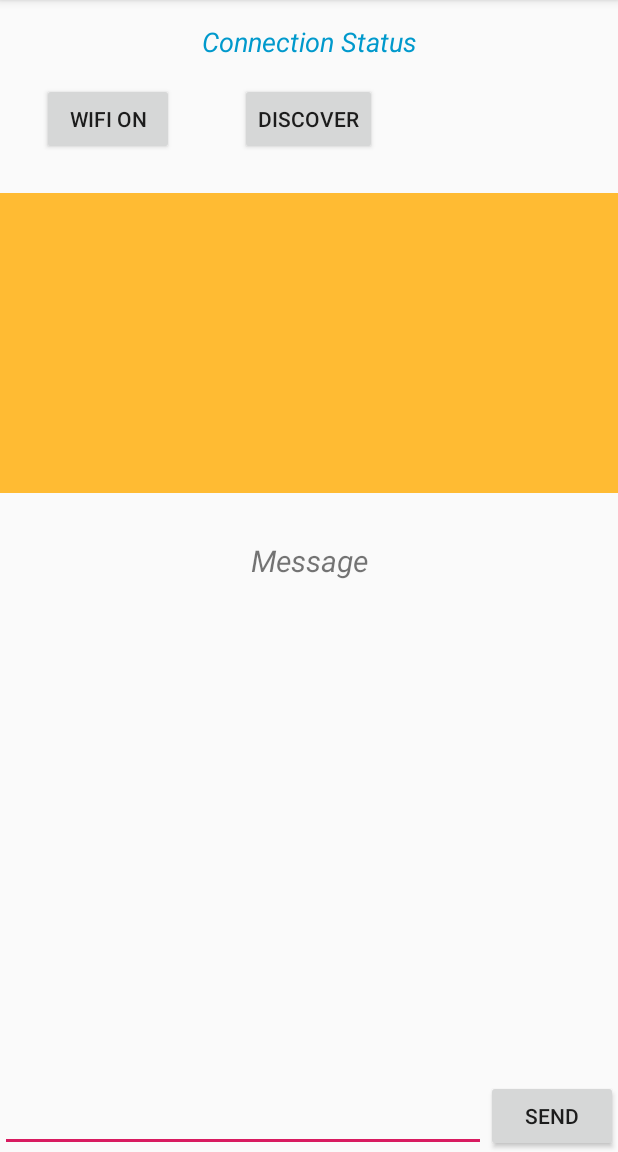
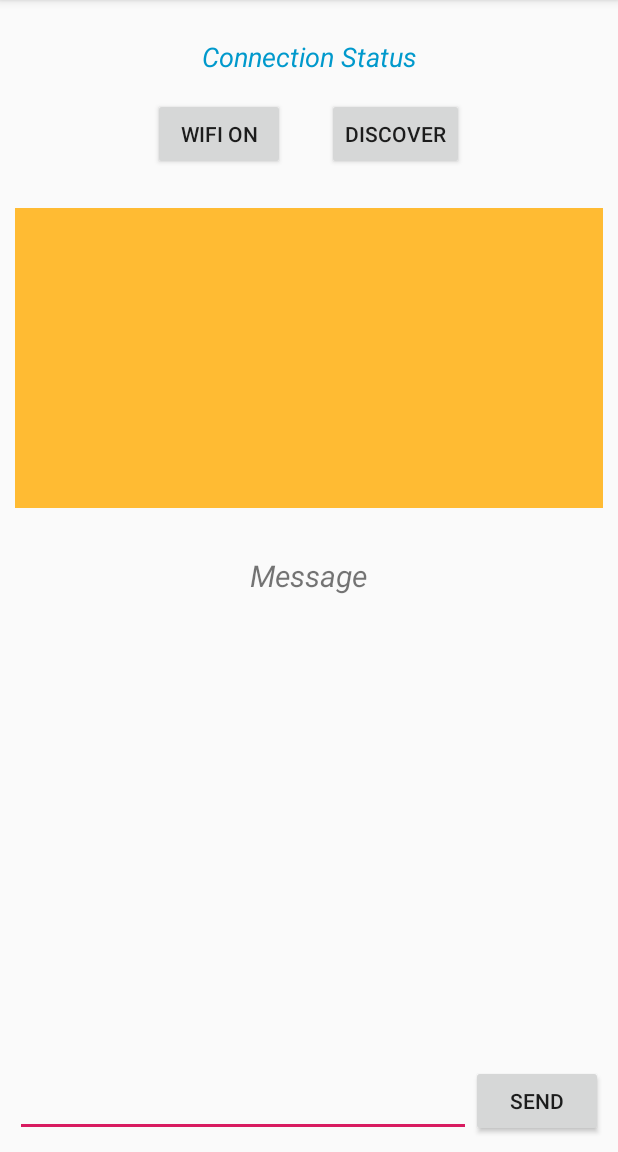
Before and after one commit to skb2911/Direct-Chat, an Android app: the screen it shows after launch (MainActivity), on a phone screen of 412 x 824 dp, the part 84-1236 px from its top. Run offline under Robolectric (Android 15) with nearby library versions, the phone set to English and light mode, and no system bars.

```diff
--- a/app/build.gradle
+++ b/app/build.gradle
@@ -25,4 +25,9 @@ dependencies {
     testImplementation 'junit:junit:4.12'
     androidTestImplementation 'com.android.support.test:runner:1.0.2'
     androidTestImplementation 'com.android.support.test.espresso:espresso-core:3.0.2'
+
+    implementation 'com.android.support:design:28.0.0'
+    implementation 'com.android.support:support-v4:28.0.0'
+    implementation 'com.android.support:cardview-v7:28.0.0'
+    implementation 'com.android.support:recyclerview-v7:28.0.0'
 }
--- a/app/src/main/AndroidManifest.xml
+++ b/app/src/main/AndroidManifest.xml
@@ -7,6 +7,7 @@
     <uses-permission android:name="android.permission.CHANGE_NETWORK_STATE"/>
     <uses-permission android:name="android.permission.INTERNET"/>
     <uses-permission android:name="android.permission.ACCESS_NETWORK_STATE"/>
+    <uses-permission android:name="android.permission.ACCESS_FINE_LOCATION"/>
 
     <application
         android:allowBackup="true"
--- a/app/src/main/java/com/sourav/directchat/MainActivity.java
+++ b/app/src/main/java/com/sourav/directchat/MainActivity.java
@@ -11,8 +11,10 @@ import android.net.wifi.p2p.WifiP2pInfo;
 import android.net.wifi.p2p.WifiP2pManager;
 import android.os.Handler;
 import android.os.Message;
+import android.os.StrictMode;
 import android.support.v7.app.AppCompatActivity;
 import android.os.Bundle;
+import android.support.v7.widget.RecyclerView;
 import android.view.View;
 import android.widget.AdapterView;
 import android.widget.ArrayAdapter;
@@ -38,6 +40,7 @@ public class MainActivity extends AppCompatActivity {
     TextView readMsgBox, connectionStatus;
     EditText writeMsg;
 
+    RecyclerView recyclerViewMsg;
     WifiManager wifiManager;
 
     WifiP2pManager mManager;
@@ -63,6 +66,9 @@ public class MainActivity extends AppCompatActivity {
 
         initialWork();
         exqListener();
+
+        StrictMode.ThreadPolicy policy = new StrictMode.ThreadPolicy.Builder().permitAll().build();
+        StrictMode.setThreadPolicy(policy);
     }
 
     Handler handler = new Handler(new Handler.Callback() {
@@ -147,6 +153,7 @@ public class MainActivity extends AppCompatActivity {
         btnSend = findViewById(R.id.sendButton);
         listView = findViewById(R.id.peerListView);
         readMsgBox = findViewById(R.id.readMsg);
+        recyclerViewMsg = findViewById(R.id.recyclerViewMsg);
         connectionStatus = findViewById(R.id.connectionStatus);
         writeMsg = findViewById(R.id.writeMsg);
 
@@ -276,6 +283,7 @@ public class MainActivity extends AppCompatActivity {
                 outputStream.write(bytes);
             } catch (IOException e) {
                 e.printStackTrace();
+                Toast.makeText(MainActivity.this, e.getMessage(), Toast.LENGTH_SHORT).show();
             }
         }
     }
--- /dev/null
+++ b/app/src/main/res/drawable/ic_send_grey.xml
@@ -0,0 +1,5 @@
+<vector android:height="24dp" android:tint="#272727"
+    android:viewportHeight="24.0" android:viewportWidth="24.0"
+    android:width="24dp" xmlns:android="http://schemas.android.com/apk/res/android">
+    <path android:fillColor="#FF000000" android:pathData="M2.01,21L23,12 2.01,3 2,10l15,2 -15,2z"/>
+</vector>
--- a/app/src/main/res/layout/activity_main.xml
+++ b/app/src/main/res/layout/activity_main.xml
@@ -4,26 +4,37 @@
     xmlns:tools="http://schemas.android.com/tools"
     android:layout_width="match_parent"
     android:layout_height="match_parent"
-    tools:context=".MainActivity">
+    tools:context=".MainActivity"
+    android:padding="10dp">
 
+    <ScrollView
+        android:layout_width="match_parent"
+        android:layout_height="wrap_content"
+        android:id="@+id/scroll1">
+        <LinearLayout
+            android:layout_width="match_parent"
+            android:layout_height="wrap_content"
+            android:orientation="vertical"
+            android:layout_marginTop="55dp">
+
+            <LinearLayout
+                android:layout_width="wrap_content"
+                android:layout_height="wrap_content"
+                android:layout_gravity="center"
+                android:orientation="horizontal">
                 <Button
                     android:id="@+id/onOff"
                     android:layout_width="wrap_content"
                     android:layout_height="wrap_content"
-        android:layout_alignParentStart="true"
-        android:layout_alignParentTop="true"
-        android:layout_marginStart="28dp"
-        android:layout_marginTop="55dp"
                     android:text="Wifi On" />
 
                 <Button
                     android:id="@+id/discover"
                     android:layout_width="wrap_content"
                     android:layout_height="wrap_content"
-        android:layout_alignBaseline="@+id/onOff"
-        android:layout_alignBottom="@+id/onOff"
-        android:layout_centerHorizontal="true"
+                    android:layout_marginLeft="28dp"
                     android:text="discover" />
+            </LinearLayout>
 
             <ListView
                 android:id="@+id/peerListView"
@@ -38,14 +49,22 @@
                 android:id="@+id/readMsg"
                 android:layout_width="wrap_content"
                 android:layout_height="wrap_content"
-        android:layout_alignParentEnd="true"
-        android:layout_alignParentStart="true"
-        android:layout_below="@+id/peerListView"
+                android:layout_gravity="center"
                 android:layout_marginTop="31dp"
                 android:text="Message"
                 android:textAlignment="center"
                 android:textSize="20sp"
                 android:textStyle="italic" />
+
+            <android.support.v7.widget.RecyclerView
+                android:layout_width="match_parent"
+                android:layout_height="wrap_content"
+                android:id="@+id/recyclerViewMsg"
+                android:layout_margin="10dp"
+                android:visibility="gone"/>
+        </LinearLayout>
+    </ScrollView>
+
 
     <EditText
         android:id="@+id/writeMsg"
@@ -55,7 +74,7 @@
         android:layout_alignParentStart="true"
         android:ems="10"
         android:inputType="textPersonName"
-        android:layout_toStartOf="@+id/sendButton" />
+        android:layout_toStartOf="@+id/sendButton"/>
 
     <Button
         android:id="@+id/sendButton"
```
Also changed, not shown: app/src/main/java/com/sourav/directchat/Adapter/MessageAdapter.java (added, +72 -0 lines), app/src/main/res/drawable/background_left.xml (added, +10 -0 lines), app/src/main/res/drawable/background_right.xml (added, +10 -0 lines), app/src/main/res/layout/chat_item_left.xml (added, +17 -0 lines), app/src/main/res/layout/chat_item_right.xml (added, +28 -0 lines). Lines whose indentation alone changed are shown as unchanged.
